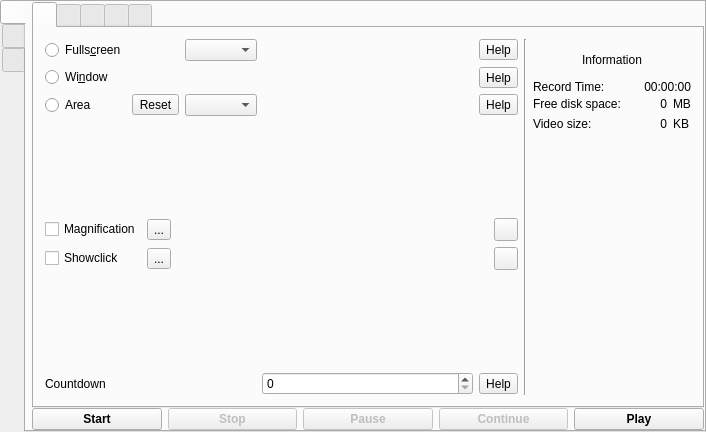
The window that src/mainwindow.ui (vkohaupt/vokoscreenNG) describes before a commit, drawn with Qt 5.
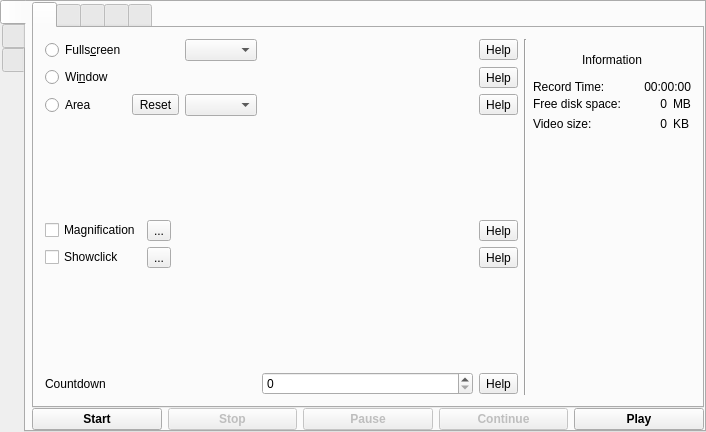
The same window after the commit. The open tabs and pages were chosen to show the change. Icons and pictures are not drawn.

Commit message: icons helpbuttons

```diff
--- a/src/mainwindow.ui
+++ b/src/mainwindow.ui
@@ -217,7 +217,7 @@
                 <item row="0" column="3">
                  <widget class="QToolButton" name="toolButton_2">
                   <property name="text">
-                   <string/>
+                   <string notr="true">Help</string>
                   </property>
                  </widget>
                 </item>
@@ -238,7 +238,7 @@
                 <item row="1" column="3">
                  <widget class="QToolButton" name="toolButton_3">
                   <property name="text">
-                   <string/>
+                   <string notr="true">Help</string>
                   </property>
                  </widget>
                 </item>
```
Left out of the diff: 10 changed lines with no effect on the pictures. The commit also changes 1 other file.
